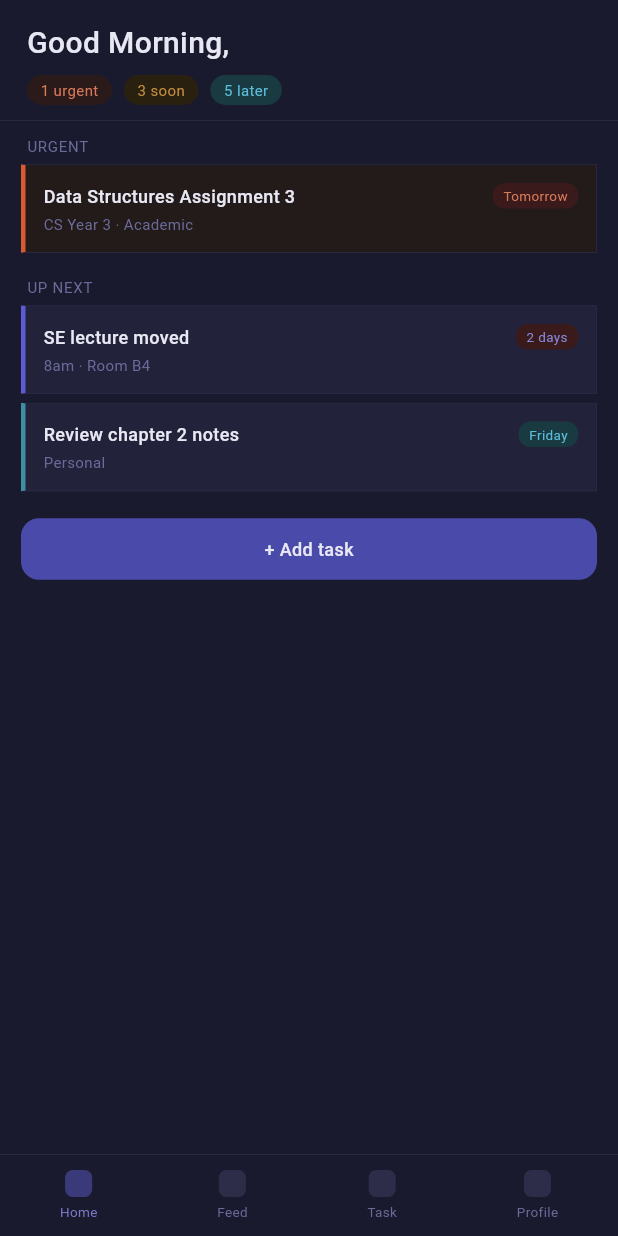
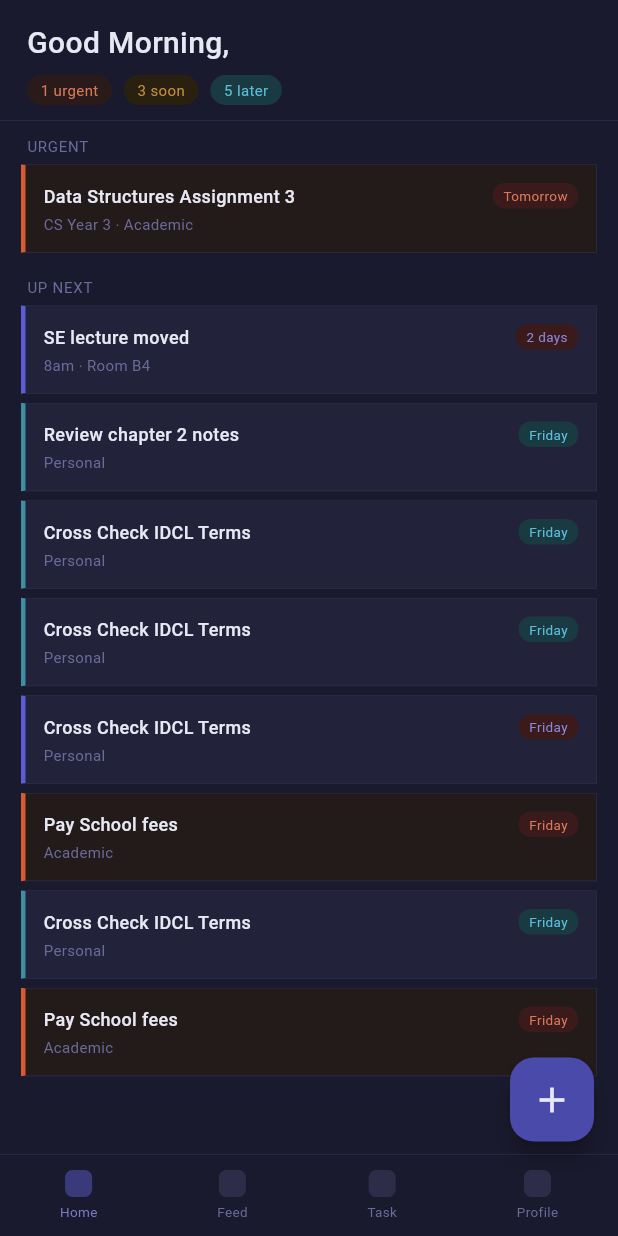
Before and after one commit to dotcael/liminal, a Flutter app: the screen it shows after launch, on a phone screen of 412 x 824 dp. Run offline on Flutter 3.47's test engine with Material 3 defaults, Android fonts, the phone set to English and light mode, and no system bars; our stand-ins replace cloud_firestore, firebase_auth, firebase_core, fluttertoast; accounts and stored records are empty.

Commit message:
home scren v1.1 / added smaller rounded button

```diff
--- a/lib/screens/home_screen.dart
+++ b/lib/screens/home_screen.dart
@@ -40,6 +40,7 @@ class HomeScreen extends StatelessWidget {
                   crossAxisAlignment: CrossAxisAlignment.start,
                   children: [
                     _buildSectionLabel('Urgent'),
+
                     _buildTaskCard(
                       title: 'Data Structures Assignment 3',
                       meta: 'CS Year 3 · Academic',
@@ -47,6 +48,7 @@ class HomeScreen extends StatelessWidget {
                       urgency: _Urgency.urgent,
                     ),
                     _buildSectionLabel('Up next'),
+
                     _buildTaskCard(
                       title: 'SE lecture moved',
                       meta: '8am · Room B4',
@@ -59,8 +61,56 @@ class HomeScreen extends StatelessWidget {
                       dueBadge: 'Friday',
                       urgency: _Urgency.later,
                     ),
+                    _buildTaskCard(
+
+                      title: 'Cross Check IDCL Terms',
+                      meta: 'Personal ',
+                      dueBadge: 'Friday',
+                      urgency: _Urgency.later,
+
+                    ),
+                    _buildTaskCard(
+
+                      title: 'Cross Check IDCL Terms',
+                      meta: 'Personal ',
+                      dueBadge: 'Friday',
+                      urgency: _Urgency.later,
+
+                    ),
+                    _buildTaskCard(
+
+                      title: 'Cross Check IDCL Terms',
+                      meta: 'Personal ',
+                      dueBadge: 'Friday',
+                      urgency: _Urgency.soon,
+
+                    ),
+                    _buildTaskCard(
+
+                      title: 'Pay School fees',
+                      meta: 'Academic ',
+                      dueBadge: 'Friday',
+                      urgency: _Urgency.urgent,
+
+                    ),
+                    _buildTaskCard(
+
+                      title: 'Cross Check IDCL Terms',
+                      meta: 'Personal ',
+                      dueBadge: 'Friday',
+                      urgency: _Urgency.later,
+
+                    ),
+                      _buildTaskCard(
+
+                      title: 'Pay School fees',
+                      meta: 'Academic ',
+                      dueBadge: 'Friday',
+                      urgency: _Urgency.urgent,
+
+                      ),
                     const SizedBox(height: 12),
-                    _buildFab(),
+
                     const SizedBox(height: 16),
                   ],
                 ),
@@ -70,6 +120,9 @@ class HomeScreen extends StatelessWidget {
           ],
         ),
       ),
+      floatingActionButton: Padding( padding: const EdgeInsets.only(bottom:63),
+      child:_buildFab(),),
+      floatingActionButtonLocation: FloatingActionButtonLocation.endDocked,
     );
   }
 
@@ -83,6 +136,8 @@ class HomeScreen extends StatelessWidget {
       child: Column(
         crossAxisAlignment: CrossAxisAlignment.start,
         children: [
+
+           //Text(name, style: TextStyle(fontSize: 20, fontWeight: FontWeight.w500, color: _textPrimary)),
           const Text(
             'Good Morning,',
             style: TextStyle(
@@ -165,6 +220,7 @@ class HomeScreen extends StatelessWidget {
             : const Color(0xFF1a3a42);
 
     // FIX: ClipRRect handles border radius so BoxDecoration can have mixed border colors
+
     return ClipRRect(
       borderRadius: BorderRadius.circular(12),
       child: Container(
@@ -222,29 +278,13 @@ class HomeScreen extends StatelessWidget {
 
   // add task button / FAB (floating action button)
   Widget _buildFab() {
-    return Container(
-      margin: const EdgeInsets.symmetric(horizontal: 14),
-      // FIX 7: was missing comma after `padding`, causing `decoration` to be a
-      // separate statement rather than a named arg — this also caused _buildNavBar
-      // to be parsed as a nested function inside _buildFab
-      padding: const EdgeInsets.symmetric(vertical: 12),
-      decoration: BoxDecoration(
-        color: _accent,
-        borderRadius: BorderRadius.circular(12),
-      ),
-      child: const Center(
-        child: Text(
-          '+ Add task',
-          style: TextStyle(
-            fontSize: 12,
-            fontWeight: FontWeight.w500,
-            color: _textPrimary,
-          ),
-        ),
-      ),
-    );
-  } // FIX 8: closing brace was missing here — _buildNavBar was swallowed inside _buildFab
-
+    return FloatingActionButton(onPressed:(){
+// TO OPEN TASK MODAL LATER
+    } , backgroundColor: _accent, foregroundColor: _textPrimary, elevation: 6,
+    shape: RoundedRectangleBorder(borderRadius:BorderRadius.circular(16),),
+    child: const Icon(Icons.add, size: 28),); // its positioned left
+    // i want it ot be bottom left and some margin so its not directly on the screen or the nav bar
+  }
   // bottom nav bar — static for now, will wire up when other screens are built
   Widget _buildNavBar() {
 
```
